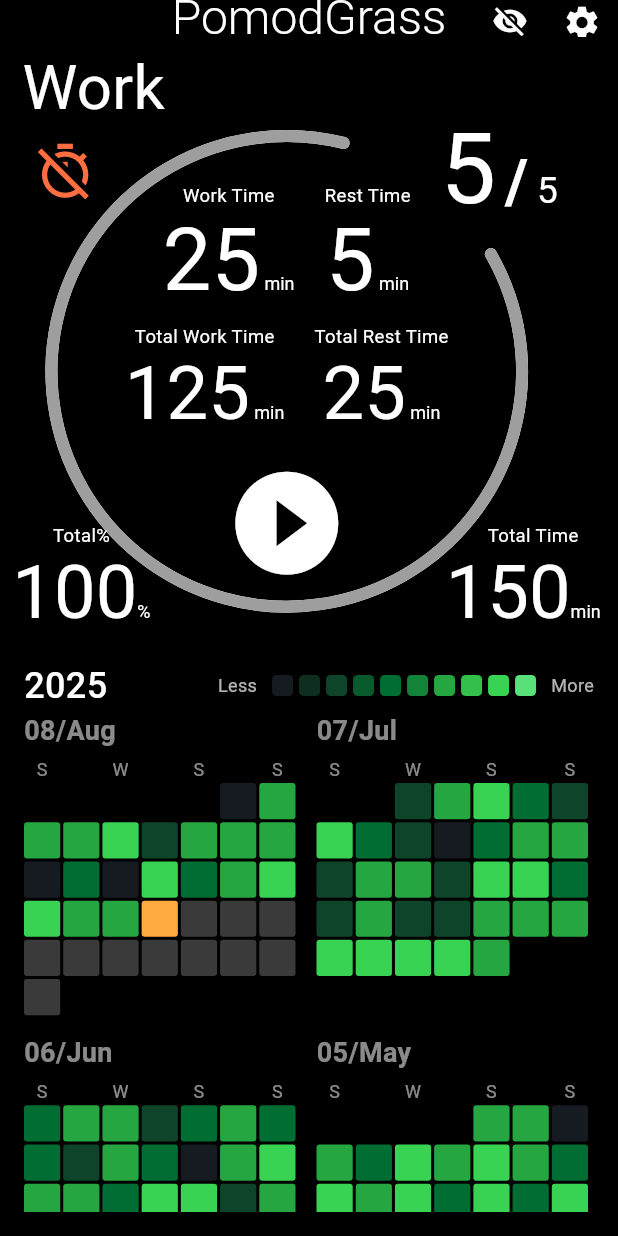
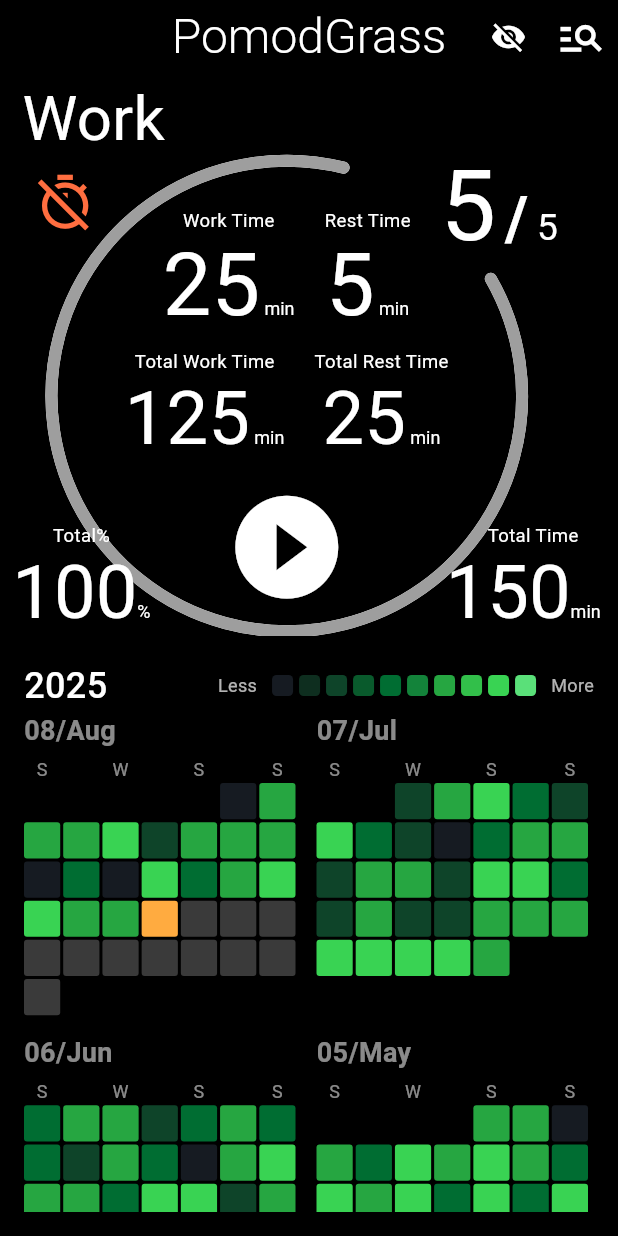
Before and after one commit to KoukiMori/pomodd_kusa, a Flutter app: the screen it shows after launch, on a phone screen of 412 x 824 dp. Run offline on Flutter 3.47's test engine with Material 3 defaults, Android fonts, the phone set to English and light mode, and no system bars; our stand-ins replace google_fonts, shared_preferences.

Commit message:
feat(ui): 作業時間ピッカーを5分刻みに変更。AppBar UI調整とプレビュートグル/プリセット起動アイコン更新

```diff
--- a/lib/main_page.dart
+++ b/lib/main_page.dart
@@ -287,14 +287,19 @@
                         child: CupertinoPicker(
                           itemExtent: 32,
                           scrollController: FixedExtentScrollController(
-                            initialItem: (workTime - 1).clamp(
+                            // 5分刻み(5..60)の0始まりインデックス
+                            initialItem: ((workTime - 1) ~/ 5).clamp(
                               0,
-                              59,
-                            ), // 1..60 → 0..59
+                              11,
+                            ), // 0..11
                           ),
                           onSelectedItemChanged: (index) =>
-                              tempWork = index + 1,
-                          children: numberItems(60), // Work: 1..60
+                              tempWork = (index + 1) * 5, // 5,10,..,60
+                          // 5分刻みの表示アイテム
+                          children: List.generate(
+                            12,
+                            (i) => Center(child: Text('${(i + 1) * 5}')),
+                          ), // Work: 5..60 (5分刻み)
                         ),
                       ),
                       Expanded(
@@ -334,7 +339,7 @@
     );
     // モーダルが閉じられたので、最新の選択値を反映
     setState(() {
-      workTime = tempWork.clamp(1, 60);
+      workTime = tempWork.clamp(5, 60); // 5..60（5刻み）
       restTime = tempRest.clamp(1, 10);
       resp = tempResp.clamp(1, 10);
     });
@@ -506,12 +511,10 @@
             fontWeight: FontWeight.w300,
           ),
         ),
-        toolbarHeight: screenSize.height * .03,
+        toolbarHeight: screenSize.height * .06,
         actions: [
           // タイトルと縦位置がずれないよう微調整（上に数px）
-          Transform.translate(
-            offset: const Offset(0, -6),
-            child: Row(
+          Row(
             children: [
               IconButton(
                 onPressed: () {
@@ -546,14 +549,13 @@
                     _saveSettings();
                   }
                 },
-                  icon: const Icon(
-                    Icons.settings,
+                icon: Icon(
+                  Icons.manage_search,
                   color: Colors.white,
-                    size: 26,
+                  size: screenSize.width * .08,
                 ),
               ),
             ],
-            ),
           ),
         ],
       ),
@@ -564,7 +566,6 @@
             child: Stack(
               children: [
                 Positioned(
-                  top: screenSize.width * .01,
                   left: screenSize.width * .036,
                   child: Opacity(
                     // 実行中のみ1秒ごとの点滅（非実行時は常に表示）
@@ -580,7 +581,7 @@
                   ),
                 ),
                 Positioned(
-                  top: screenSize.width * .15,
+                  top: screenSize.width * .14,
                   left: screenSize.width * .036,
                   child: IconButton(
                     onPressed: () {},
@@ -592,7 +593,7 @@
                   ),
                 ),
                 Positioned(
-                  top: screenSize.width * .16,
+                  top: screenSize.width * .14,
                   right: screenSize.width * .036,
                   child: SizedBox(
                     width: screenSize.width,
--- a/lib/preset_settings_page.dart
+++ b/lib/preset_settings_page.dart
@@ -75,7 +75,7 @@
         ],
       );
     }).toList();
-
+    final Size screenSize = MediaQuery.of(context).size;
     return Scaffold(
       backgroundColor: Colors.black,
       appBar: AppBar(
@@ -90,6 +90,7 @@
           ),
         ),
         iconTheme: IconThemeData(color: Colors.white),
+        toolbarHeight: screenSize.height * .06,
       ),
       body: Container(
         color: Colors.black,
```
Lines whose indentation alone changed are shown as unchanged.
